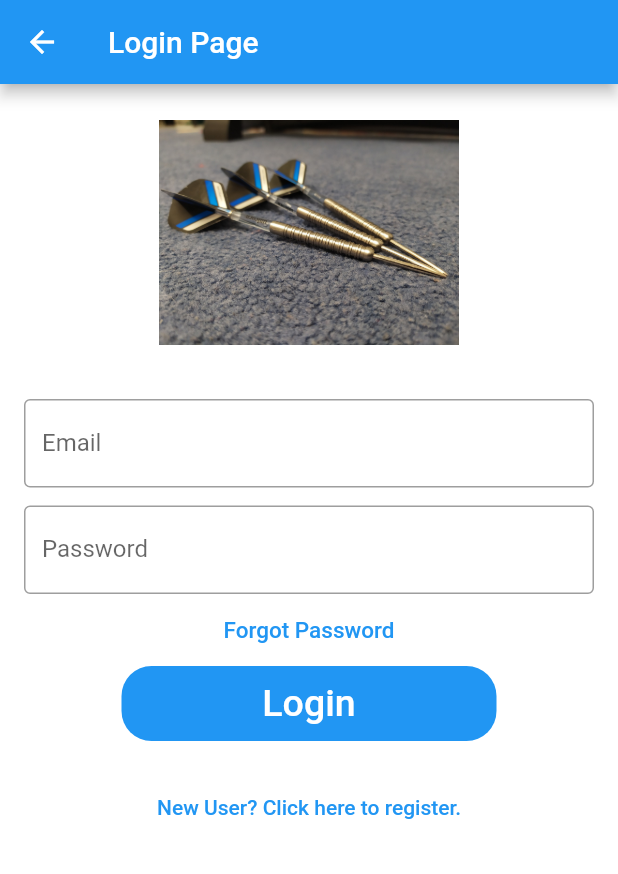
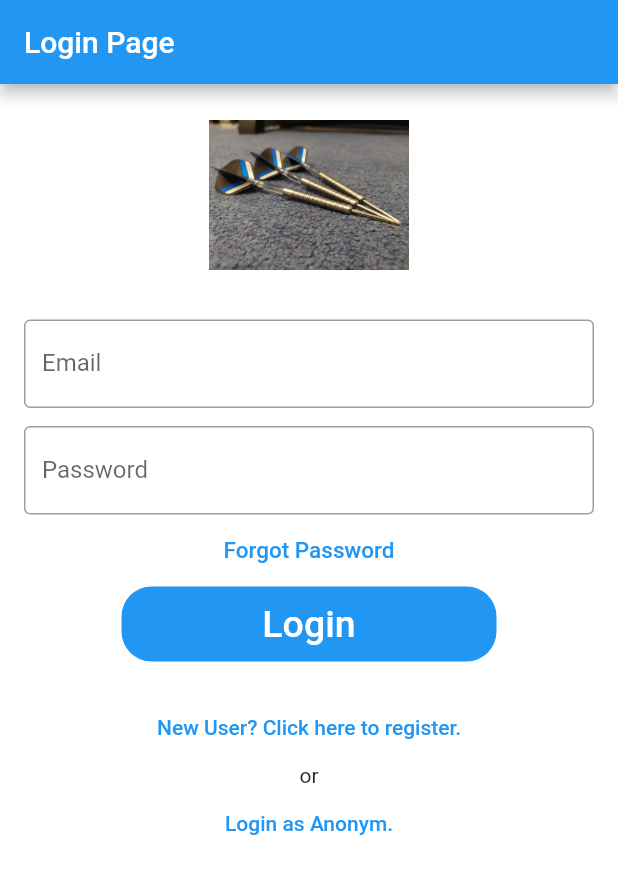
Before and after one commit to vmarch/DartsClub, a Flutter app: the LoginScreen screen opened by its route, after a tap on "New User? Click here to register.", after a tap on "Have an account? Click here to login.", on a phone screen of 412 x 824 dp. Shown: the top 874 px of the screen. Run offline on Flutter 3.47's test engine with Material 2 defaults, Android fonts, the phone set to English and light mode, and no system bars; our stand-ins replace cloud_firestore, firebase_auth, firebase_core, shared_preferences; accounts and stored records are empty.

Commit message:
New Login. First Part of Registration.

```diff
--- a/lib/main.dart
+++ b/lib/main.dart
@@ -1,5 +1,4 @@
 import 'package:flutter/material.dart';
-import 'package:test_flutter_app/src/ui/screens/authenticate/screen_authenticate.dart';
 import 'package:test_flutter_app/src/ui/screens/authenticate/screen_login.dart';
 import 'package:test_flutter_app/src/wrapper.dart';
 import 'package:test_flutter_app/src/ui/screens/home/screen_main.dart';
@@ -17,9 +16,8 @@ Future<void> main() async {
     MaterialApp(
     //  debugShowCheckedModeBanner: false,
       title: 'Dart Club "stich e.V."',
-      initialRoute: 'loginScreen',
+      // initialRoute: 'loginScreen',
       routes: {
-        'authScreen': (context) => const AuthenticateScreen(),
         'loginScreen': (context) => const LoginScreen(),
         'mainScreen': (context) => const MainScreen(),
         'staffScreen': (context) => const StaffScreen(),
--- a/lib/src/models/login_enum.dart
+++ /dev/null
@@ -1,5 +0,0 @@
-enum FormType {
-  login,
-  register,
-  resetPass
-}
--- a/lib/src/ui/drawer/app_drawer.dart
+++ b/lib/src/ui/drawer/app_drawer.dart
@@ -135,7 +135,7 @@ class DrawerMenu extends StatelessWidget {
           title: const Text('Logout'),
           leading: const Icon(Icons.logout),
           onTap: () {
-            _pushPage(context, authBloc.signOut());
+             authBloc.signOut(context);
           },
         ),
       ],
--- a/lib/src/ui/screens/authenticate/screen_login.dart
+++ b/lib/src/ui/screens/authenticate/screen_login.dart
@@ -1,6 +1,5 @@
 import 'package:flutter/material.dart';
 import 'package:test_flutter_app/src/blocks/auth_bloc.dart';
-import 'package:test_flutter_app/src/models/login_enum.dart';
 
 class LoginScreen extends StatefulWidget {
   const LoginScreen({Key? key}) : super(key: key);
@@ -28,9 +27,8 @@ class _LoginScreenState extends State<LoginScreen> {
   final TextEditingController _passwordFilter = new TextEditingController();
   final TextEditingController _passwordRepeatFilter =
       new TextEditingController();
-
-  FormType _form = FormType.login;
   bool _registerVisible = false;
+  String _error = '';
 
   // our default setting is to login, and we should switch to creating an account when the user chooses to
 
@@ -117,6 +115,7 @@ class _LoginScreenState extends State<LoginScreen> {
     return Scaffold(
       backgroundColor: Colors.white,
       appBar: AppBar(
+        automaticallyImplyLeading: false,
         title: Text("Login Page"),
       ),
       body: SingleChildScrollView(
@@ -124,8 +123,8 @@ class _LoginScreenState extends State<LoginScreen> {
           children: [
             Visibility(
               visible: _registerVisible,
-              child: Padding(
-                padding: const EdgeInsets.only(
+              child: const Padding(
+                padding: EdgeInsets.only(
                     left: 32.0, right: 32.0, top: 24, bottom: 12),
                 child: Text(
                   'New User',
@@ -137,11 +136,11 @@ class _LoginScreenState extends State<LoginScreen> {
             Visibility(
               visible: !_registerVisible,
               child: Padding(
-                padding: const EdgeInsets.only(top: 24.0, bottom: 24.0),
+                padding: const EdgeInsets.only(top: 24.0, bottom: 21.0),
                 child: Center(
                   child: Container(
-                      width: 200,
-                      height: 150,
+                      width: 250,
+                      height: 100,
                       // decoration: BoxDecoration(
                       //     color: Colors.red,
                       //     borderRadius: BorderRadius.circular(50.0)),
@@ -160,7 +159,7 @@ class _LoginScreenState extends State<LoginScreen> {
                 child: TextField(
                   controller: _firstNameFilter,
                   keyboardType: TextInputType.text,
-                  decoration: InputDecoration(
+                  decoration: const InputDecoration(
                       border: OutlineInputBorder(),
                       labelText: 'First name',
                       hintText: 'Enter your First name'),
@@ -175,7 +174,7 @@ class _LoginScreenState extends State<LoginScreen> {
                 child: TextField(
                   controller: _lastNameFilter,
                   keyboardType: TextInputType.text,
-                  decoration: InputDecoration(
+                  decoration: const InputDecoration(
                       border: OutlineInputBorder(),
                       labelText: 'Last name',
                       hintText: 'Enter your Last name'),
@@ -190,7 +189,7 @@ class _LoginScreenState extends State<LoginScreen> {
                 child: TextField(
                   controller: _nickFilter,
                   keyboardType: TextInputType.text,
-                  decoration: InputDecoration(
+                  decoration: const InputDecoration(
                       border: OutlineInputBorder(),
                       labelText: 'Username',
                       hintText: 'Enter your Username (nickname)'),
@@ -206,7 +205,7 @@ class _LoginScreenState extends State<LoginScreen> {
                 child: TextField(
                   controller: _cityFilter,
                   keyboardType: TextInputType.text,
-                  decoration: InputDecoration(
+                  decoration: const InputDecoration(
                       border: OutlineInputBorder(),
                       labelText: 'City',
                       hintText: 'Enter city where are you living'),
@@ -222,7 +221,7 @@ class _LoginScreenState extends State<LoginScreen> {
                 child: TextField(
                   controller: _phoneFilter,
                   keyboardType: TextInputType.phone,
-                  decoration: InputDecoration(
+                  decoration: const InputDecoration(
                       border: OutlineInputBorder(),
                       labelText: 'Phone',
                       hintText: 'Enter your phone number'),
@@ -238,7 +237,7 @@ class _LoginScreenState extends State<LoginScreen> {
               child: TextField(
                 controller: _emailFilter,
                 keyboardType: TextInputType.emailAddress,
-                decoration: InputDecoration(
+                decoration: const InputDecoration(
                     border: OutlineInputBorder(),
                     labelText: 'Email',
                     hintText: 'Enter valid email id as abc@gmail.com'),
@@ -250,7 +249,7 @@ class _LoginScreenState extends State<LoginScreen> {
               child: TextField(
                 controller: _passwordFilter,
                 obscureText: true,
-                decoration: InputDecoration(
+                decoration: const InputDecoration(
                     border: OutlineInputBorder(),
                     labelText: 'Password',
                     hintText: 'Enter secure password'),
@@ -265,7 +264,7 @@ class _LoginScreenState extends State<LoginScreen> {
                 child: TextField(
                   controller: _passwordRepeatFilter,
                   obscureText: true,
-                  decoration: InputDecoration(
+                  decoration: const InputDecoration(
                       border: OutlineInputBorder(),
                       labelText: 'Password repeat',
                       hintText: 'Repeat your password'),
@@ -279,7 +278,7 @@ class _LoginScreenState extends State<LoginScreen> {
                 onPressed: () {
                   _passwordReset();
                 },
-                child: Text(
+                child: const Text(
                   'Forgot Password',
                   style: TextStyle(color: Colors.blue, fontSize: 15),
                 ),
@@ -294,10 +293,17 @@ class _LoginScreenState extends State<LoginScreen> {
                     color: Colors.blue,
                     borderRadius: BorderRadius.circular(20)),
                 child: TextButton(
-                  onPressed: () {
-                    _loginBtnPressed();
+                  onPressed: () async {
+                    String msg = await _login();
+                    if (msg != '') {
+                      final snackBar = SnackBar(
+                        content: Text(msg),
+                      );
+                      ScaffoldMessenger.of(context).showSnackBar(snackBar);
+                      print('LoginScreen>>> $msg');
+                    }
                   },
-                  child: Text(
+                  child: const Text(
                     'Login',
                     style: TextStyle(color: Colors.white, fontSize: 25),
                   ),
@@ -314,70 +320,91 @@ class _LoginScreenState extends State<LoginScreen> {
                     color: Colors.blue,
                     borderRadius: BorderRadius.circular(20)),
                 child: TextButton(
-                  onPressed: () {
-                    _registerBtnPressed();
+               onPressed: () async {
+                    String msg = await _register();
+                    if (msg != '') {
+                      final snackBar = SnackBar(
+                        content: Text(msg),
+                      );
+                      ScaffoldMessenger.of(context).showSnackBar(snackBar);
+                      print('LoginScreen>>> $msg');
+                    }
                   },
-                  child: Text(
+                  child: const Text(
                     'Register',
                     style: TextStyle(color: Colors.white, fontSize: 25),
                   ),
                 ),
               ),
             ),
-            SizedBox(
+            const SizedBox(
               height: 20,
             ),
 
             Visibility(
               visible: !_registerVisible,
               child: TextButton(
-                child: Text('New User? Click here to register.'),
-                onPressed: _tryToRegisterBtnPressed,
+                child: const Text('New User? Click here to register.'),
+                onPressed: _tryToRegister,
               ),
             ),
             Visibility(
               visible: _registerVisible,
               child: TextButton(
-                child: Text('Have an account? Click here to login.'),
+                child: const Text('Have an account? Click here to login.'),
                 onPressed: _tryToLogin,
               ),
-            )
+            ),
+            const Text('or'),
+            TextButton(
+              child: const Text('Login as Anonym.'),
+              onPressed: _loginAsAnonym,
+            ),
           ],
         ),
       ),
     );
   }
 
-  void _loginBtnPressed() {
-
-    authBloc.login(context);
-    print('The user wants to login with email and password');
+  Future<String> _login() async {
+    print('ScreenLogin >>> The user wants to login with email and password');
+    return await authBloc.login(context);
   }
 
-  void _registerBtnPressed() {
-    print('The user wants to register with email and password');
+   Future<String> _register() async{
+    print('ScreenLogin >>>The user wants to register with email and password');
+    return await  authBloc.register(context);
   }
 
   void _passwordReset() {
-    print("The user wants a password reset request sent to email");
+    print(
+        "ScreenLogin >>>The user wants a password reset request sent to email");
   }
 
-  void _tryToRegisterBtnPressed() {
+  void _tryToRegister() {
     addRegistersListeners();
-    print('Change to Registrations form');
+    print('ScreenLogin >>>Change to Registrations form');
     setState(() {
       _registerVisible = true;
     });
   }
 
   void _tryToLogin() {
-    clearRegisterFields();
-    clearRegistersListener();
+    cleanRegisterFields();
+    cleanRegistersListener();
     authBloc.cleanFormData();
-    print('Change to Login form');
+    print('ScreenLogin >>>Change to Login form');
     setState(() {
       _registerVisible = false;
     });
+  }
+
+  void _loginAsAnonym() {
+    print('ScreenLogin >>>The user wants to login as Anonym');
+    cleanRegisterFields();
+    cleanLoginFields();
+    cleanRegistersListener();
+    authBloc.loginAnonym(context);
   }
 
   void addRegistersListeners() {
@@ -389,7 +416,7 @@ class _LoginScreenState extends State<LoginScreen> {
     _passwordRepeatFilter.addListener(_passwordRepeatListen);
   }
 
-  void clearRegistersListener() {
+  void cleanRegistersListener() {
     _firstNameFilter.removeListener(_firstNameListen);
     _lastNameFilter.removeListener(_lastNameListen);
     _nickFilter.removeListener(_nickListen);
@@ -398,7 +425,12 @@ class _LoginScreenState extends State<LoginScreen> {
     _passwordRepeatFilter.removeListener(_passwordRepeatListen);
   }
 
-  void clearRegisterFields() {
+  void cleanLoginFields() {
+    _emailFilter.clear();
+    _passwordFilter.clear();
+  }
+
+  void cleanRegisterFields() {
     _firstNameFilter.clear();
     _lastNameFilter.clear();
     _nickFilter.clear();
```
Also changed, not shown: lib/src/blocks/auth_bloc.dart (+121 -46 lines), lib/src/models/in_app_user.dart (+84 -2 lines), lib/src/resources/auth_provider.dart (+41 -24 lines), lib/src/resources/repository.dart (+2 -15 lines), lib/src/ui/screens/authenticate/screen_authenticate.dart (deleted, +0 -82 lines), lib/src/wrapper.dart (+7 -8 lines).
